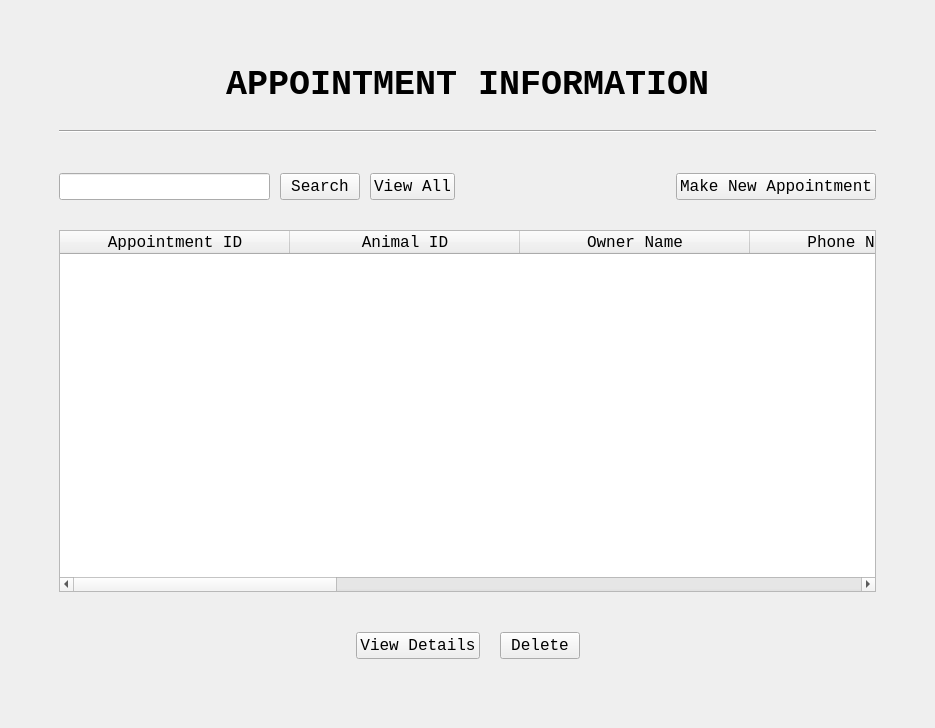
The window that AppointmentUI.ui (ASNaeem/Simple-VCMS) describes before a commit, drawn with Qt 5.
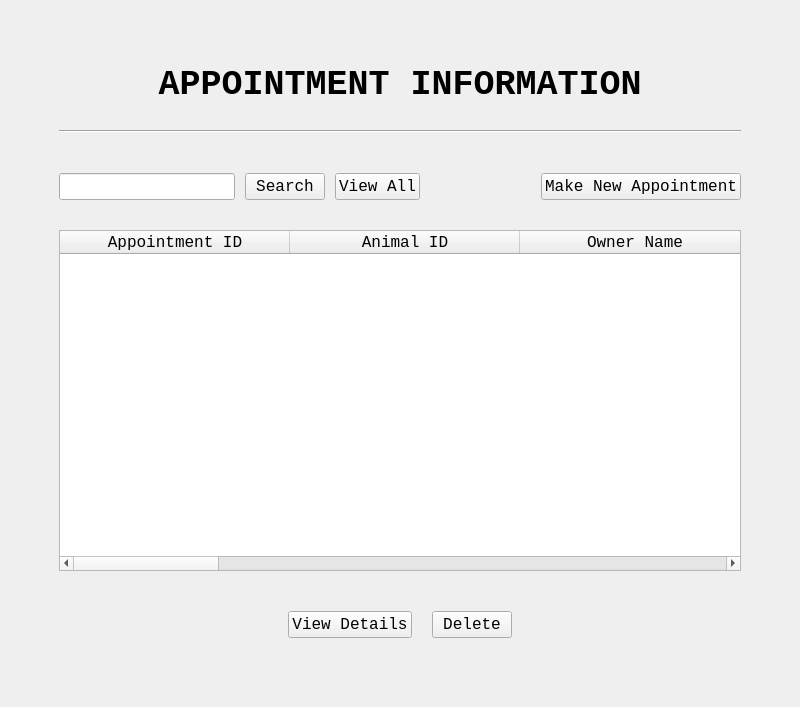
The same window after the commit.

The edit to the form file:
```diff
--- a/AppointmentUI.ui
+++ b/AppointmentUI.ui
@@ -6,8 +6,8 @@
    <rect>
     <x>0</x>
     <y>0</y>
-    <width>935</width>
-    <height>728</height>
+    <width>800</width>
+    <height>705</height>
    </rect>
   </property>
   <property name="font">
```
